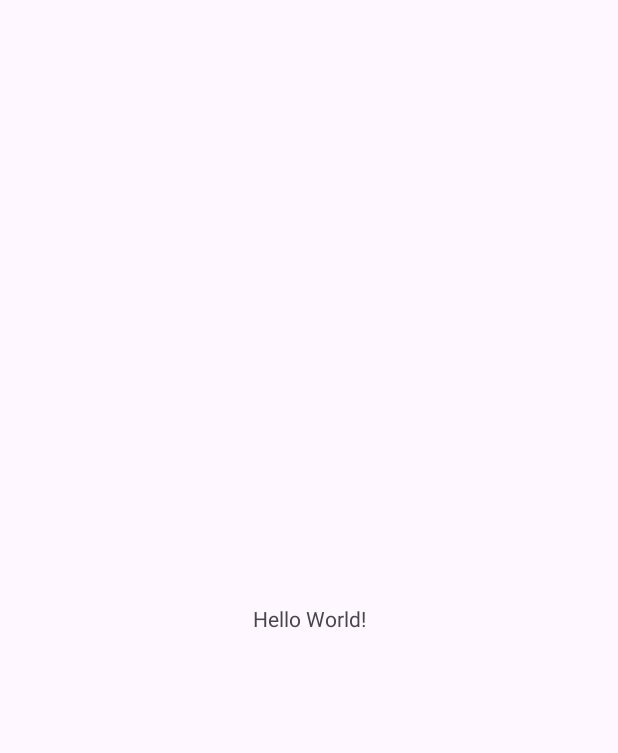
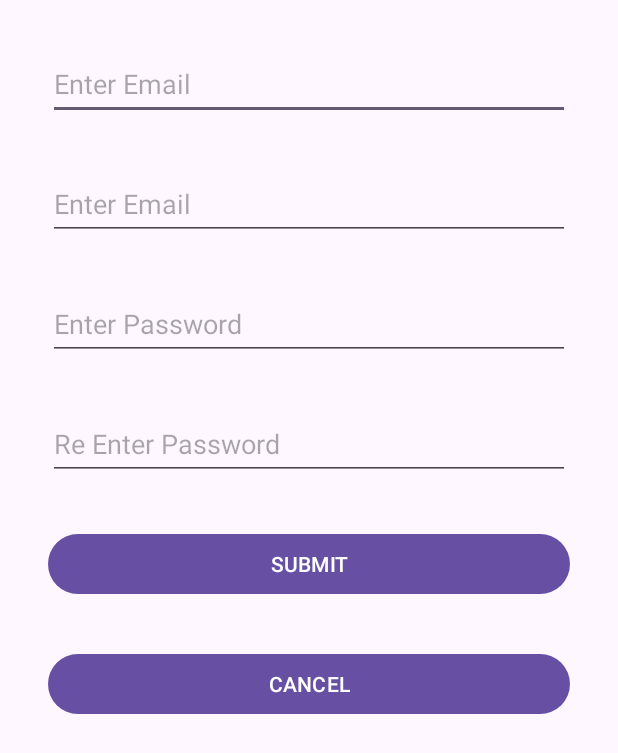
Before and after one commit to pramodstd/MADTutorial04, an Android app: the screen it shows after launch (MainActivity), on a phone screen of 412 x 824 dp. Before the commit the part shown is almost empty. Shown: the top 753 px of the screen. Run offline under Robolectric (Android 15) with nearby library versions, the phone set to English and light mode, and no system bars.

Commit message:
Design the Login Form

```diff
--- a/app/src/main/res/layout/activity_main.xml
+++ b/app/src/main/res/layout/activity_main.xml
@@ -1,19 +1,82 @@
 <?xml version="1.0" encoding="utf-8"?>
-<androidx.constraintlayout.widget.ConstraintLayout xmlns:android="http://schemas.android.com/apk/res/android"
+<LinearLayout xmlns:android="http://schemas.android.com/apk/res/android"
     xmlns:app="http://schemas.android.com/apk/res-auto"
     xmlns:tools="http://schemas.android.com/tools"
     android:id="@+id/main"
     android:layout_width="match_parent"
     android:layout_height="match_parent"
-    tools:context=".MainActivity">
+    android:layout_marginLeft="16dp"
+    android:layout_marginTop="16dp"
+    android:layout_marginRight="16dp"
+    android:layout_marginBottom="16dp"
+    android:orientation="vertical">
 
-    <TextView
-        android:layout_width="wrap_content"
+    <EditText
+        android:id="@+id/editTextText"
+        android:layout_width="match_parent"
+        android:layout_height="48dp"
+        android:layout_marginLeft="16dp"
+        android:layout_marginTop="16dp"
+        android:layout_marginRight="16dp"
+        android:layout_marginBottom="16dp"
+        android:ems="10"
+        android:hint="Enter Email"
+        android:inputType="text" />
+
+    <EditText
+        android:id="@+id/editTextTextEmailAddress"
+        android:layout_width="match_parent"
+        android:layout_height="48dp"
+        android:layout_marginLeft="16dp"
+        android:layout_marginTop="16dp"
+        android:layout_marginRight="16dp"
+        android:layout_marginBottom="16dp"
+        android:ems="10"
+        android:hint="Enter Email"
+        android:inputType="textEmailAddress" />
+
+    <EditText
+        android:id="@+id/editTextTextPassword2"
+        android:layout_width="match_parent"
+        android:layout_height="48dp"
+        android:layout_marginLeft="16dp"
+        android:layout_marginTop="16dp"
+        android:layout_marginRight="16dp"
+        android:layout_marginBottom="16dp"
+        android:ems="10"
+        android:hint="Enter Password"
+        android:inputType="textPassword" />
+
+    <EditText
+        android:id="@+id/editTextTextPassword3"
+        android:layout_width="match_parent"
+        android:layout_height="48dp"
+        android:layout_marginLeft="16dp"
+        android:layout_marginTop="16dp"
+        android:layout_marginRight="16dp"
+        android:layout_marginBottom="16dp"
+        android:ems="10"
+        android:hint="Re Enter Password"
+        android:inputType="textPassword" />
+
+    <Button
+        android:id="@+id/button"
+        android:layout_width="match_parent"
         android:layout_height="wrap_content"
-        android:text="Hello World!"
-        app:layout_constraintBottom_toBottomOf="parent"
-        app:layout_constraintEnd_toEndOf="parent"
-        app:layout_constraintStart_toStartOf="parent"
-        app:layout_constraintTop_toTopOf="parent" />
+        android:layout_marginLeft="16dp"
+        android:layout_marginTop="16dp"
+        android:layout_marginRight="16dp"
+        android:layout_marginBottom="16dp"
+        android:text="@string/btn_submit" />
 
-</androidx.constraintlayout.widget.ConstraintLayout>
+    <Button
+        android:id="@+id/button2"
+        android:layout_width="match_parent"
+        android:layout_height="wrap_content"
+        android:layout_marginLeft="16dp"
+        android:layout_marginTop="16dp"
+        android:layout_marginRight="16dp"
+        android:layout_marginBottom="16dp"
+        android:text="@string/btn_cancel" />
+
+</LinearLayout>
--- a/app/src/main/res/values/strings.xml
+++ b/app/src/main/res/values/strings.xml
@@ -1,3 +1,5 @@
 <resources>
     <string name="app_name">Lab04</string>
+    <string name="btn_submit">SUBMIT</string>
+    <string name="btn_cancel">CANCEL</string>
 </resources>
```
